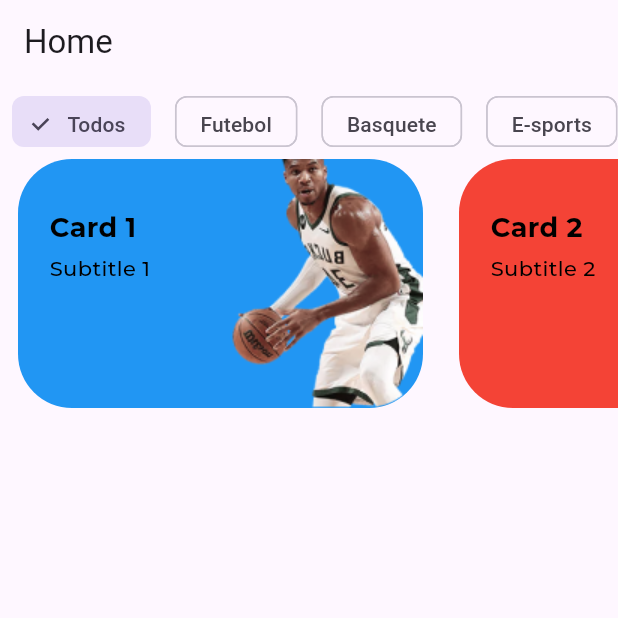
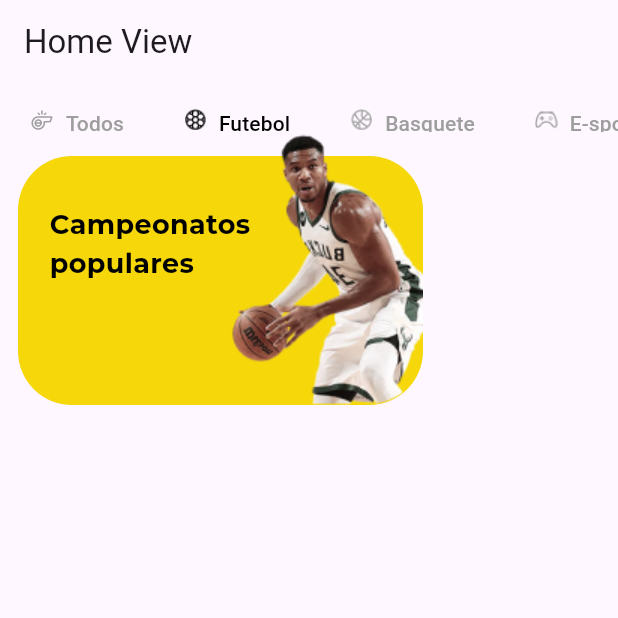
Before and after one commit to miggelucas/Loomi-Challenge, a Flutter app: the screen it shows after launch, after a tap on "Futebol", on a phone screen of 412 x 824 dp, the top half of it. Run offline on Flutter 3.47's test engine with Material 3 defaults, Android fonts, the light colour scheme and no system bars; our stand-ins replace bloc, equatable, flutter_bloc; project files that could hold a hidden picture were left out.

Commit message:
feat: fixing main card bloc misbehavior

```diff
--- a/lib/main.dart
+++ b/lib/main.dart
@@ -1,7 +1,4 @@
 import 'package:flutter/material.dart';
-import 'package:flutter_bloc/flutter_bloc.dart';
-import 'package:loomi_challenge/src/features/home/presentation/components/home_main_carrousel/bloc/home_card_bloc.dart';
-import 'package:loomi_challenge/src/features/home/presentation/components/home_main_carrousel/widgets/home_card_component.dart';
 import 'package:loomi_challenge/src/features/home/presentation/components/home_main_carrousel/widgets/home_main_carrousel.dart';
 
 void main() {
@@ -15,12 +12,8 @@ class MainApp extends StatelessWidget {
   Widget build(BuildContext context) {
     return MaterialApp(
       home: Scaffold(
-        appBar: AppBar(title: const Text('Home')),
-        body: BlocProvider(
-          create: (context) => HomeCardBloc(),
-          child: const HomeCardCarousel(),
-        ),
-      ),
+          appBar: AppBar(title: const Text('Home View')),
+          body: HomeCardCarousel()),
     );
   }
 }
--- /dev/null
+++ b/lib/src/core/extensions/colors.dart
@@ -0,0 +1,18 @@
+import 'package:flutter/material.dart';
+
+extension HexColor on Color {
+  /// String is in the format "aabbcc" or "ffaabbcc" with an optional leading "#".
+  static Color fromHex(String hexString) {
+    final buffer = StringBuffer();
+    if (hexString.length == 6 || hexString.length == 7) buffer.write('ff');
+    buffer.write(hexString.replaceFirst('#', ''));
+    return Color(int.parse(buffer.toString(), radix: 16));
+  }
+
+  /// Prefixes a hash sign if [leadingHashSign] is set to `true` (default is `true`).
+  String toHex({bool leadingHashSign = true}) => '${leadingHashSign ? '#' : ''}'
+      '${alpha.toRadixString(16).padLeft(2, '0')}'
+      '${red.toRadixString(16).padLeft(2, '0')}'
+      '${green.toRadixString(16).padLeft(2, '0')}'
+      '${blue.toRadixString(16).padLeft(2, '0')}';
+}
--- a/lib/src/features/home/presentation/components/home_main_carrousel/bloc/home_card_bloc.dart
+++ b/lib/src/features/home/presentation/components/home_main_carrousel/bloc/home_card_bloc.dart
@@ -1,6 +1,6 @@
 import 'package:bloc/bloc.dart';
 import 'package:equatable/equatable.dart';
-import 'package:flutter/material.dart';
+import 'package:loomi_challenge/src/core/extensions/colors.dart';
 import 'package:loomi_challenge/src/features/home/presentation/components/home_main_carrousel/model/home_card_model.dart';
 import 'package:loomi_challenge/src/features/home/presentation/components/home_main_carrousel/model/home_card_section.dart';
 import 'package:loomi_challenge/src/features/home/presentation/components/home_main_carrousel/widgets/home_card_component.dart';
@@ -11,32 +11,25 @@ part 'home_card_state.dart';
 class HomeCardBloc extends Bloc<HomeCardEvent, HomeCardState> {
   final List<HomeCardModel> allCards = [
     HomeCardModel(
-      title: 'Card 1',
-      subtitle: 'Subtitle 1',
+      title: 'Campeonatos populares',
+      subtitle: '',
       imageUrl: 'assets/images/home_card_nba_placeholder.png',
-      backgroundColor: Colors.blue,
+      backgroundColor: HexColor.fromHex('#F5D70A'),
       section: HomeCardSection.futebol,
     ),
     HomeCardModel(
-      title: 'Card 2',
-      subtitle: 'Subtitle 2',
+      title: 'NBA',
+      subtitle: 'Nation Basketball Association',
       imageUrl: 'assets/images/home_card_nba_placeholder.png',
-      backgroundColor: Colors.red,
+      backgroundColor: HexColor.fromHex("#C0C4C2"),
       section: HomeCardSection.basket,
     ),
     HomeCardModel(
-      title: 'Card 3',
-      subtitle: 'Subtitle 3',
+      title: 'League of Legends',
+      subtitle: '',
       imageUrl: 'assets/images/home_card_nba_placeholder.png',
-      backgroundColor: Colors.green,
+      backgroundColor: HexColor.fromHex("#C4B23A33"),
       section: HomeCardSection.eEsports,
-    ),
-    HomeCardModel(
-      title: 'Card 4',
-      subtitle: 'Subtitle 4',
-      imageUrl: 'assets/images/home_card_nba_placeholder.png',
-      backgroundColor: Colors.orange,
-      section: HomeCardSection.futebol,
     ),
   ];
 
@@ -45,6 +38,7 @@ class HomeCardBloc extends Bloc<HomeCardEvent, HomeCardState> {
       final filteredCards = event.section == HomeCardSection.all
           ? allCards
           : allCards.where((card) => card.section == event.section).toList();
+
       emit(HomeCardState(event.section, filteredCards));
     });
 
--- a/lib/src/features/home/presentation/components/home_main_carrousel/bloc/home_card_state.dart
+++ b/lib/src/features/home/presentation/components/home_main_carrousel/bloc/home_card_state.dart
@@ -7,9 +7,5 @@ class HomeCardState extends Equatable {
   const HomeCardState(this.selectedSection, this.cards);
 
   @override
-  List<Object> get props => [];
+  List<Object> get props => [selectedSection, cards];
 }
-
-final class HomeCardInitial extends HomeCardState {
-  HomeCardInitial(super.selectedSection, super.cards);
-}
--- a/lib/src/features/home/presentation/components/home_main_carrousel/model/home_card_section.dart
+++ b/lib/src/features/home/presentation/components/home_main_carrousel/model/home_card_section.dart
@@ -18,4 +18,17 @@ extension HomeCardSectionExtension on HomeCardSection {
         return 'E-sports';
     }
   }
+
+  String get imageAsset {
+    switch (this) {
+      case HomeCardSection.all:
+        return 'assets/images/whistle_icon.png';
+      case HomeCardSection.futebol:
+        return 'assets/images/soccer_icon.png';
+      case HomeCardSection.basket:
+        return 'assets/images/basketball_icon.png';
+      case HomeCardSection.eEsports:
+        return 'assets/images/eesports_icon.png';
+    }
+  }
 }
--- a/lib/src/features/home/presentation/components/home_main_carrousel/widgets/home_main_carrousel.dart
+++ b/lib/src/features/home/presentation/components/home_main_carrousel/widgets/home_main_carrousel.dart
@@ -5,58 +5,83 @@ import 'package:loomi_challenge/src/features/home/presentation/components/home_m
 import 'package:loomi_challenge/src/features/home/presentation/components/home_main_carrousel/widgets/home_card_component.dart';
 
 class HomeCardCarousel extends StatelessWidget {
-  const HomeCardCarousel({Key? key}) : super(key: key);
-
   @override
   Widget build(BuildContext context) {
     return BlocProvider(
-      create: (context) => HomeCardBloc(),
+        create: (_) => HomeCardBloc(),
         child: Column(
           children: [
-          Container(
-            height: 50,
+            HomeCardSectionList(),
+            HomeCardList(),
+          ],
+        ));
+  }
+}
+
+class HomeCardSectionList extends StatelessWidget {
+  @override
+  Widget build(BuildContext context) {
+    return BlocBuilder<HomeCardBloc, HomeCardState>(builder: (context, state) {
+      return Container(
+          height: 48,
           padding: const EdgeInsets.symmetric(vertical: 8.0),
           child: ListView(
             scrollDirection: Axis.horizontal,
             children: HomeCardSection.values.map((section) {
+              final bool isSelected = state.selectedSection == section;
+
               return Padding(
                 padding: const EdgeInsets.symmetric(horizontal: 8.0),
-                  child: ChoiceChip(
-                    label: Text(section.name),
-                    selected:
-                        context.watch<HomeCardBloc>().state.selectedSection ==
-                            section,
-                    onSelected: (selected) {
-                      if (selected) {
+                child: TextButton(
+                  child: Row(
+                    mainAxisSize: MainAxisSize.min,
+                    children: [
+                      Image.asset(
+                        section.imageAsset,
+                        color: isSelected ? Colors.black : Colors.grey,
+                        height: 24,
+                      ),
+                      SizedBox(width: 8),
+                      Text(
+                        section.name,
+                        style: TextStyle(
+                          color: isSelected ? Colors.black : Colors.grey,
+                        ),
+                      ),
+                    ],
+                  ),
+                  onPressed: () {
                     context
                         .read<HomeCardBloc>()
                         .add(SelectSectionEvent(section));
-                      }
                   },
                 ),
               );
             }).toList(),
+          ));
+    });
+  }
+}
+
+class HomeCardList extends StatelessWidget {
+  @override
+  Widget build(BuildContext context) {
+    return BlocBuilder<HomeCardBloc, HomeCardState>(
+      builder: (context, state) {
+        print('State updated: ${state.selectedSection}');
+        return Container(
+          height: HomeCardComponent.height,
+          child: ListView(
+            scrollDirection: Axis.horizontal,
+            children: state.cards.map((card) {
+              return Padding(
+                padding: const EdgeInsets.symmetric(horizontal: 12),
+                child: HomeCardComponent(card: card),
+              );
+            }).toList(),
           ),
-          ),
-          Container(
-            height: HomeCardComponent.height,
-            clipBehavior: Clip.none,
-            child: BlocBuilder<HomeCardBloc, HomeCardState>(
-              builder: (context, state) {
-                return ListView(
-                    scrollDirection: Axis.horizontal,
-                    children: state.cards
-                        .map((card) => Padding(
-                              padding:
-                                  const EdgeInsets.symmetric(horizontal: 12),
-                              child: HomeCardComponent(card: card),
-                            ))
-                        .toList());
+        );
       },
-            ),
-          ),
-        ],
-      ),
     );
   }
 }
```
Also changed, not shown: pubspec.yaml (+6 -3 lines), assets/images/basketball_icon.png (added), assets/images/eesports_icon.png (added), assets/images/soccer_icon.png (added), assets/images/whistle_icon.png (added), pubspec.lock. Lines whose indentation alone changed are shown as unchanged.
